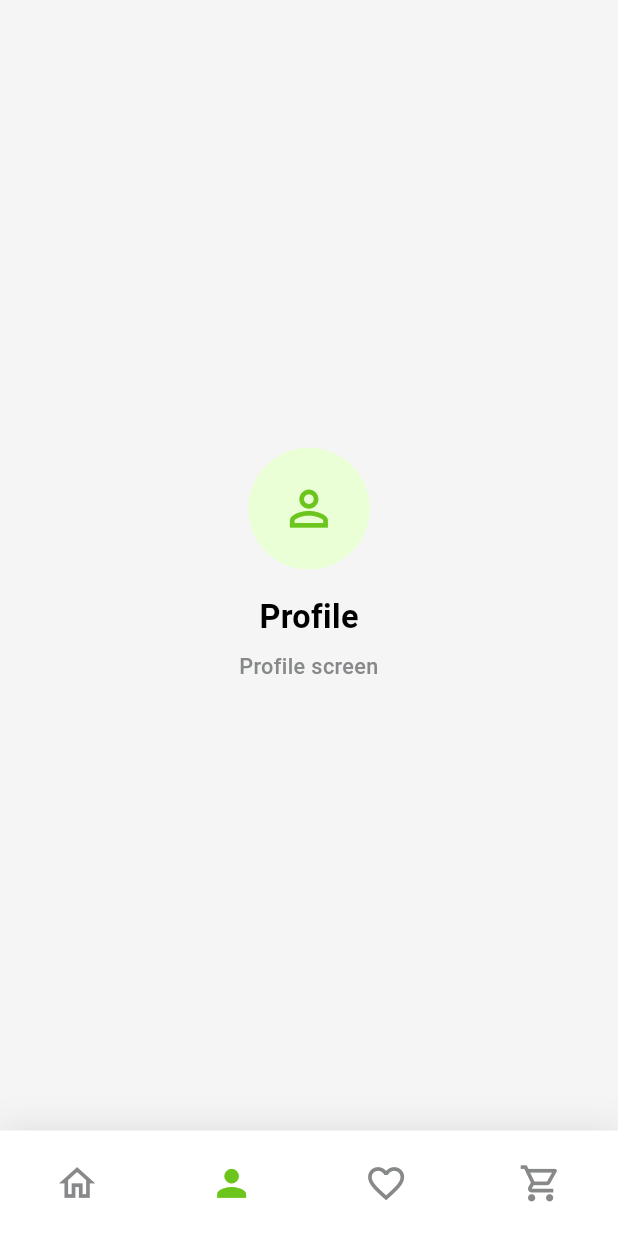
After one commit to akhan0122/big_grocery_app, a Flutter app: the ProfileScreen screen opened by its route, on a phone screen of 412 x 824 dp. The commit adds this screen. Run offline on Flutter 3.47's test engine with Material 3 defaults, Android fonts, the phone set to English and light mode, and no system bars; our stand-ins replace dots_indicator, flutter_screenutil, flutter_svg, get, go_router.

Commit message:
Add profile, favorites & cart screens; refactor nav

```diff
--- /dev/null
+++ b/lib/features/home/presentation/profile_screen.dart
@@ -0,0 +1,66 @@
+import 'package:biggroceryapp/core/global_widgets/app_text.dart';
+import 'package:biggroceryapp/core/utils/app_colors.dart';
+import 'package:biggroceryapp/features/home/widgets/home_bottom_navigation_bar.dart';
+import 'package:flutter/material.dart';
+import 'package:flutter/services.dart';
+import 'package:flutter_screenutil/flutter_screenutil.dart';
+
+class ProfileScreen extends StatelessWidget {
+  const ProfileScreen({super.key});
+
+  @override
+  Widget build(BuildContext context) {
+    return AnnotatedRegion<SystemUiOverlayStyle>(
+      value: SystemUiOverlayStyle.dark.copyWith(
+        statusBarColor: Colors.transparent,
+        statusBarIconBrightness: Brightness.dark,
+        statusBarBrightness: Brightness.light,
+      ),
+      child: Scaffold(
+        backgroundColor: AppColors.backgroundGrey,
+        body: SafeArea(
+          child: Center(
+            child: Padding(
+              padding: EdgeInsets.symmetric(horizontal: 24.w),
+              child: Column(
+                mainAxisSize: MainAxisSize.min,
+                children: [
+                  Container(
+                    width: 90.r,
+                    height: 90.r,
+                    decoration: const BoxDecoration(
+                      color: AppColors.primaryLight,
+                      shape: BoxShape.circle,
+                    ),
+                    child: Icon(
+                      Icons.person_outline,
+                      color: AppColors.primaryDark,
+                      size: 42.sp,
+                    ),
+                  ),
+                  SizedBox(height: 18.h),
+                  AppText(
+                    text: 'Profile',
+                    fontSize: 24.sp,
+                    fontWeight: FontWeight.w700,
+                  ),
+                  SizedBox(height: 8.h),
+                  AppText(
+                    text: 'Profile screen',
+                    color: AppColors.textSecondary,
+                    fontSize: 16.sp,
+                    fontWeight: FontWeight.w500,
+                    textAlign: TextAlign.center,
+                  ),
+                ],
+              ),
+            ),
+          ),
+        ),
+        bottomNavigationBar: const HomeBottomNavigationBar(
+          activeItem: HomeNavItem.profile,
+        ),
+      ),
+    );
+  }
+}
```
Also changed, not shown: lib/core/services/app_router.dart (+9 -18 lines), lib/features/home/presentation/cart_screen.dart (added, +66 -0 lines), lib/features/home/presentation/dummy_nav_screen.dart (deleted, +0 -65 lines), lib/features/home/presentation/favorites_screen.dart (added, +66 -0 lines), lib/features/home/presentation/home_sceen.dart (+0 -22 lines), lib/features/home/widgets/home_bottom_navigation_bar.dart (+24 -23 lines), 1 other file.
